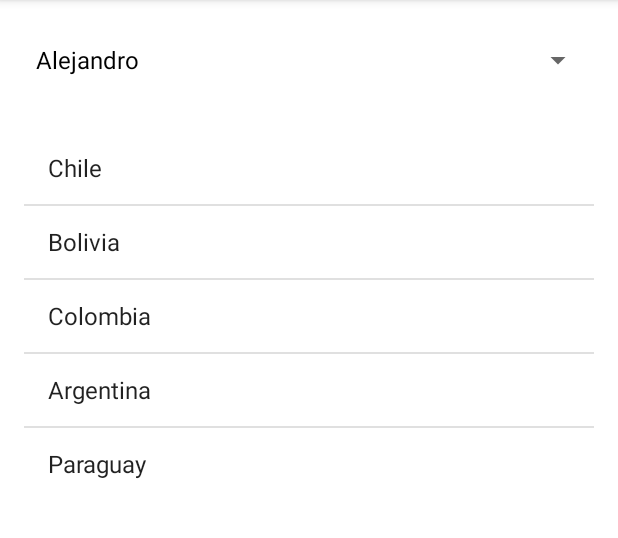
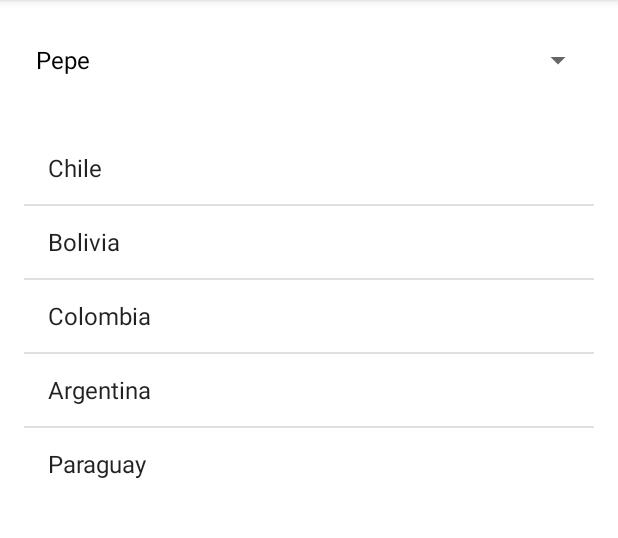
Before and after one commit to ThomasRomeu/listviewspinner, an Android app: the screen it shows after launch (MainActivity), on a phone screen of 412 x 824 dp, the part 84-622 px from its top. Run offline under Robolectric (Android 15) with nearby library versions, the phone set to English and light mode, and no system bars.

Commit message:
Se cambian dos nombres

```diff
--- a/app/src/main/java/com/example/clase3listview/MainActivity.kt
+++ b/app/src/main/java/com/example/clase3listview/MainActivity.kt
@@ -28,7 +28,7 @@ class MainActivity : AppCompatActivity() {
         listView = findViewById(R.id.listView)
         button = findViewById(R.id.button)
 
-        val nombres = listOf("Alejandro", "Samuel", "Luciano", "Tomas", "Carolina")
+        val nombres = listOf("Pepe", "Lorena", "Luciano", "Tomas", "Carolina")
 
 
         val adapter = ArrayAdapter(this, android.R.layout.simple_spinner_dropdown_item, nombres)
```
